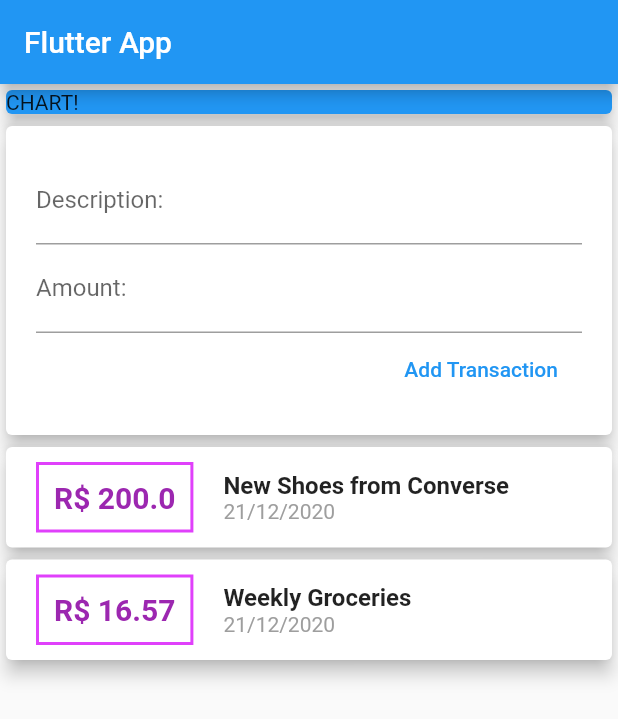
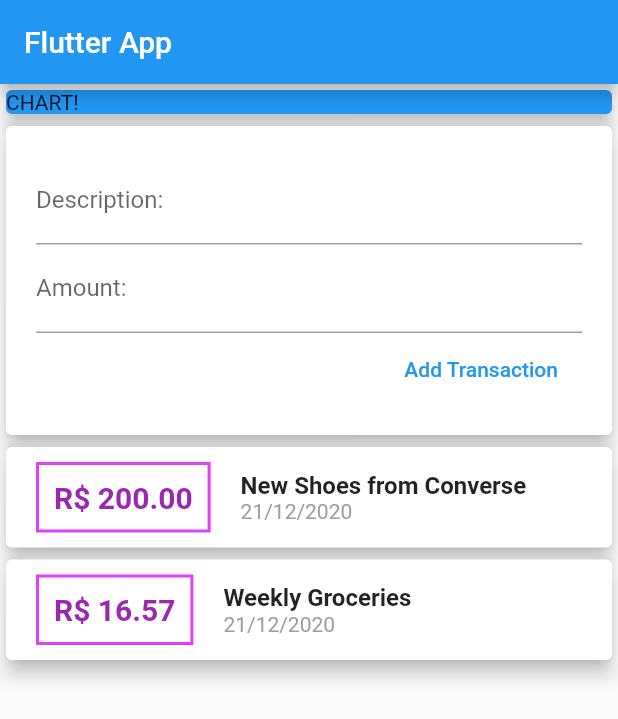
Before and after one commit to joseantoniobg/budget_app, a Flutter app: the screen it shows after launch, after a tap on "Add Transaction", on a phone screen of 412 x 824 dp. Shown: the top 719 px of the screen. Run offline on Flutter 3.47's test engine with Material 2 defaults, Android fonts, the phone set to English and light mode, and no system bars.

Commit message:
Added some code to personalize the layout

```diff
--- a/lib/main.dart
+++ b/lib/main.dart
@@ -25,7 +25,8 @@ class HomePage extends StatelessWidget {
         appBar: AppBar(
           title: Text('Flutter App'),
         ),
-      body: Column(
+        body: SingleChildScrollView(
+          child: Column(
             //mainAxisAlignment: MainAxisAlignment.spaceAround,
             crossAxisAlignment: CrossAxisAlignment.end,
             children: <Widget>[
@@ -40,6 +41,6 @@ class HomePage extends StatelessWidget {
               UserTransactions(),
             ],
           ),
-    );
+        ));
   }
 }
--- a/lib/widgets/new_transaction.dart
+++ b/lib/widgets/new_transaction.dart
@@ -6,6 +6,15 @@ class NewTransaction extends StatelessWidget {
   final Function addTransaction;
 
   NewTransaction(this.addTransaction);
+
+  void submitData() {
+    final enteredTitle = descriptionController.text;
+    final enteredAmount = double.parse(amountController.text);
+
+    if (enteredTitle.isEmpty && enteredAmount > 0) {
+      addTransaction(enteredTitle, enteredAmount);
+    }
+  }
 
   @override
   Widget build(BuildContext context) {
@@ -25,12 +34,11 @@ class NewTransaction extends StatelessWidget {
               decoration: InputDecoration(labelText: 'Amount:'),
               //onChanged: (val) => amountInput = val,
               controller: amountController,
+              keyboardType: TextInputType.number,
+              onSubmitted: (_) => submitData(),
             ),
             FlatButton(
-              onPressed: () {
-                addTransaction(descriptionController.text,
-                    double.parse(amountController.text));
-              },
+              onPressed: () => submitData(),
               child: Text('Add Transaction'),
               textColor: Colors.blue,
             )
--- a/lib/widgets/transaction_list.dart
+++ b/lib/widgets/transaction_list.dart
@@ -10,8 +10,10 @@ class TransactionList extends StatelessWidget {
 
   @override
   Widget build(BuildContext context) {
-    return Column(
-      children: transactions.map((trans) {
+    return Container(
+        height: 300,
+        child: ListView.builder(
+          itemBuilder: (ctx, index) {
             return Card(
                 elevation: 5,
                 child: Row(children: <Widget>[
@@ -24,25 +26,30 @@ class TransactionList extends StatelessWidget {
                     )),
                     padding: EdgeInsets.all(10),
                     child: Text(
-                  'R\$ ${trans.value}',
+                      'R\$ ${transactions[index].value.toStringAsFixed(2)}',
                       style: TextStyle(
                           fontWeight: FontWeight.bold,
                           fontSize: 20,
                           color: Colors.purple),
                     ),
                   ),
-              Column(crossAxisAlignment: CrossAxisAlignment.start, children: [
+                  Column(
+                      crossAxisAlignment: CrossAxisAlignment.start,
+                      children: [
                         Text(
-                  trans.description,
-                  style: TextStyle(fontSize: 16, fontWeight: FontWeight.bold),
+                          transactions[index].description,
+                          style: TextStyle(
+                              fontSize: 16, fontWeight: FontWeight.bold),
                         ),
                         Text(
-                  DateFormat('dd/MM/yyyy').format(trans.date),
+                          DateFormat('dd/MM/yyyy')
+                              .format(transactions[index].date),
                           style: TextStyle(color: Colors.grey),
                         )
                       ]),
                 ]));
-      }).toList(),
-    );
+          },
+          itemCount: transactions.length,
+        ));
   }
 }
```
Lines whose indentation alone changed are shown as unchanged.
